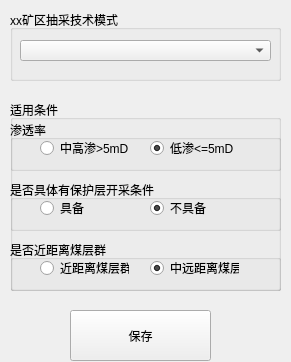
This is python/cbm/uifiles/tech_mode_dlg.ui in wyrover/cbm as Qt 5 draws it before an edit. The edited form follows.
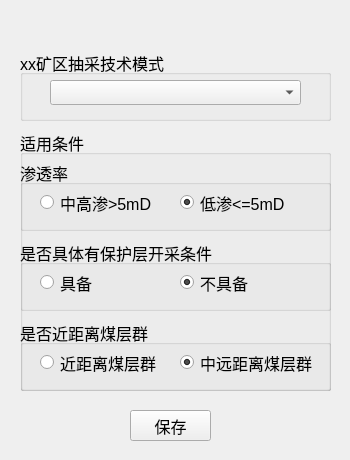
This is the edited form. Icons and pictures are not drawn.

```diff
--- a/python/cbm/uifiles/tech_mode_dlg.ui
+++ b/python/cbm/uifiles/tech_mode_dlg.ui
@@ -6,8 +6,8 @@
    <rect>
     <x>0</x>
     <y>0</y>
-    <width>291</width>
-    <height>362</height>
+    <width>350</width>
+    <height>460</height>
    </rect>
   </property>
   <property name="sizeIncrement">
@@ -23,38 +23,29 @@
    <iconset resource="../usecad.qrc">
     <normaloff>:/images/cbm.ico</normaloff>:/images/cbm.ico</iconset>
   </property>
-  <widget class="QGroupBox" name="region">
+  <widget class="QWidget" name="widget_main" native="true">
    <property name="geometry">
     <rect>
-     <x>10</x>
-     <y>10</y>
-     <width>271</width>
-     <height>71</height>
-    </rect>
-   </property>
-   <property name="title">
-    <string>xx矿区抽采技术模式</string>
-   </property>
-   <widget class="QComboBox" name="tech_mode">
-    <property name="geometry">
-     <rect>
-      <x>10</x>
+     <x>0</x>
       <y>30</y>
-      <width>251</width>
-      <height>21</height>
-     </rect>
-    </property>
-   </widget>
-  </widget>
+     <width>351</width>
+     <height>431</height>
+    </rect>
+   </property>
   <widget class="QGroupBox" name="groupBox">
    <property name="geometry">
     <rect>
-     <x>10</x>
+      <x>20</x>
      <y>100</y>
-     <width>271</width>
-     <height>191</height>
-    </rect>
-   </property>
+      <width>311</width>
+      <height>261</height>
+     </rect>
+    </property>
+    <property name="font">
+     <font>
+      <pointsize>12</pointsize>
+     </font>
+    </property>
    <property name="title">
     <string>适用条件</string>
    </property>
@@ -62,23 +53,33 @@
     <property name="geometry">
      <rect>
       <x>0</x>
-      <y>20</y>
-      <width>271</width>
-      <height>51</height>
-     </rect>
-    </property>
+       <y>30</y>
+       <width>311</width>
+       <height>71</height>
+      </rect>
+     </property>
+     <property name="font">
+      <font>
+       <pointsize>12</pointsize>
+      </font>
+     </property>
     <property name="title">
      <string>渗透率</string>
     </property>
     <widget class="QRadioButton" name="c1_yes">
      <property name="geometry">
       <rect>
-       <x>30</x>
-       <y>20</y>
-       <width>89</width>
-       <height>16</height>
-      </rect>
-     </property>
+        <x>20</x>
+        <y>30</y>
+        <width>111</width>
+        <height>25</height>
+       </rect>
+      </property>
+      <property name="font">
+       <font>
+        <pointsize>12</pointsize>
+       </font>
+      </property>
      <property name="text">
       <string>中高渗&gt;5mD</string>
      </property>
@@ -89,12 +90,17 @@
     <widget class="QRadioButton" name="c1_no">
      <property name="geometry">
       <rect>
-       <x>140</x>
-       <y>20</y>
-       <width>89</width>
-       <height>16</height>
-      </rect>
-     </property>
+        <x>160</x>
+        <y>30</y>
+        <width>111</width>
+        <height>25</height>
+       </rect>
+      </property>
+      <property name="font">
+       <font>
+        <pointsize>12</pointsize>
+       </font>
+      </property>
      <property name="text">
       <string>低渗&lt;=5mD</string>
      </property>
@@ -107,23 +113,33 @@
     <property name="geometry">
      <rect>
       <x>0</x>
-      <y>80</y>
-      <width>271</width>
-      <height>51</height>
-     </rect>
-    </property>
+       <y>110</y>
+       <width>311</width>
+       <height>71</height>
+      </rect>
+     </property>
+     <property name="font">
+      <font>
+       <pointsize>12</pointsize>
+      </font>
+     </property>
     <property name="title">
      <string>是否具体有保护层开采条件</string>
     </property>
     <widget class="QRadioButton" name="c2_no">
      <property name="geometry">
       <rect>
-       <x>140</x>
-       <y>20</y>
+        <x>160</x>
+        <y>30</y>
        <width>89</width>
-       <height>16</height>
-      </rect>
-     </property>
+        <height>25</height>
+       </rect>
+      </property>
+      <property name="font">
+       <font>
+        <pointsize>12</pointsize>
+       </font>
+      </property>
      <property name="text">
       <string>不具备</string>
      </property>
@@ -134,12 +150,17 @@
     <widget class="QRadioButton" name="c2_yes">
      <property name="geometry">
       <rect>
-       <x>30</x>
-       <y>20</y>
+        <x>20</x>
+        <y>30</y>
        <width>89</width>
-       <height>16</height>
-      </rect>
-     </property>
+        <height>25</height>
+       </rect>
+      </property>
+      <property name="font">
+       <font>
+        <pointsize>12</pointsize>
+       </font>
+      </property>
      <property name="text">
       <string>具备</string>
      </property>
@@ -149,23 +170,33 @@
     <property name="geometry">
      <rect>
       <x>0</x>
-      <y>140</y>
-      <width>271</width>
-      <height>51</height>
-     </rect>
-    </property>
+       <y>190</y>
+       <width>311</width>
+       <height>71</height>
+      </rect>
+     </property>
+     <property name="font">
+      <font>
+       <pointsize>12</pointsize>
+      </font>
+     </property>
     <property name="title">
      <string>是否近距离煤层群</string>
     </property>
     <widget class="QRadioButton" name="c3_yes">
      <property name="geometry">
       <rect>
-       <x>30</x>
-       <y>20</y>
-       <width>89</width>
-       <height>16</height>
-      </rect>
-     </property>
+        <x>20</x>
+        <y>30</y>
+        <width>131</width>
+        <height>25</height>
+       </rect>
+      </property>
+      <property name="font">
+       <font>
+        <pointsize>12</pointsize>
+       </font>
+      </property>
      <property name="text">
       <string>近距离煤层群</string>
      </property>
@@ -173,12 +204,17 @@
     <widget class="QRadioButton" name="c3_no">
      <property name="geometry">
       <rect>
-       <x>140</x>
-       <y>20</y>
-       <width>89</width>
-       <height>16</height>
-      </rect>
-     </property>
+        <x>160</x>
+        <y>30</y>
+        <width>141</width>
+        <height>25</height>
+       </rect>
+      </property>
+      <property name="font">
+       <font>
+        <pointsize>12</pointsize>
+       </font>
+      </property>
      <property name="text">
       <string>中远距离煤层群</string>
      </property>
@@ -191,15 +227,166 @@
   <widget class="QPushButton" name="save">
    <property name="geometry">
     <rect>
-     <x>70</x>
-     <y>310</y>
-     <width>141</width>
-     <height>51</height>
-    </rect>
-   </property>
+      <x>130</x>
+      <y>380</y>
+      <width>81</width>
+      <height>31</height>
+     </rect>
+    </property>
+    <property name="font">
+     <font>
+      <pointsize>12</pointsize>
+     </font>
+    </property>
    <property name="text">
     <string>保存</string>
    </property>
+   </widget>
+   <widget class="QGroupBox" name="region">
+    <property name="geometry">
+     <rect>
+      <x>20</x>
+      <y>20</y>
+      <width>311</width>
+      <height>71</height>
+     </rect>
+    </property>
+    <property name="font">
+     <font>
+      <pointsize>12</pointsize>
+     </font>
+    </property>
+    <property name="title">
+     <string>xx矿区抽采技术模式</string>
+    </property>
+    <widget class="QComboBox" name="tech_mode">
+     <property name="geometry">
+      <rect>
+       <x>30</x>
+       <y>30</y>
+       <width>251</width>
+       <height>25</height>
+      </rect>
+     </property>
+     <property name="font">
+      <font>
+       <pointsize>12</pointsize>
+      </font>
+     </property>
+    </widget>
+   </widget>
+  </widget>
+  <widget class="QWidget" name="widget_title" native="true">
+   <property name="geometry">
+    <rect>
+     <x>0</x>
+     <y>0</y>
+     <width>351</width>
+     <height>31</height>
+    </rect>
+   </property>
+   <widget class="QLabel" name="lab_Ico">
+    <property name="geometry">
+     <rect>
+      <x>0</x>
+      <y>0</y>
+      <width>31</width>
+      <height>31</height>
+     </rect>
+    </property>
+    <property name="sizePolicy">
+     <sizepolicy hsizetype="Minimum" vsizetype="Preferred">
+      <horstretch>0</horstretch>
+      <verstretch>0</verstretch>
+     </sizepolicy>
+    </property>
+    <property name="minimumSize">
+     <size>
+      <width>30</width>
+      <height>0</height>
+     </size>
+    </property>
+    <property name="text">
+     <string>&lt;!DOCTYPE HTML PUBLIC &quot;-//W3C//DTD HTML 4.0//EN&quot; &quot;http://www.w3.org/TR/REC-html40/strict.dtd&quot;&gt;
+&lt;html&gt;&lt;head&gt;&lt;meta name=&quot;qrichtext&quot; content=&quot;1&quot; /&gt;&lt;style type=&quot;text/css&quot;&gt;
+p, li { white-space: pre-wrap; }
+&lt;/style&gt;&lt;/head&gt;&lt;body style=&quot; font-family:'SimSun'; font-size:9pt; font-weight:400; font-style:normal;&quot;&gt;
+&lt;p style=&quot;-qt-paragraph-type:empty; margin-top:0px; margin-bottom:0px; margin-left:0px; margin-right:0px; -qt-block-indent:0; text-indent:0px;&quot;&gt;&lt;br /&gt;&lt;/p&gt;&lt;/body&gt;&lt;/html&gt;</string>
+    </property>
+    <property name="alignment">
+     <set>Qt::AlignCenter</set>
+    </property>
+   </widget>
+   <widget class="QLabel" name="lab_Title">
+    <property name="geometry">
+     <rect>
+      <x>40</x>
+      <y>0</y>
+      <width>261</width>
+      <height>31</height>
+     </rect>
+    </property>
+    <property name="sizePolicy">
+     <sizepolicy hsizetype="Expanding" vsizetype="Preferred">
+      <horstretch>0</horstretch>
+      <verstretch>0</verstretch>
+     </sizepolicy>
+    </property>
+    <property name="styleSheet">
+     <string notr="true">font: 10pt &quot;微软雅黑&quot;;</string>
+    </property>
+    <property name="text">
+     <string/>
+    </property>
+    <property name="alignment">
+     <set>Qt::AlignLeading|Qt::AlignLeft|Qt::AlignVCenter</set>
+    </property>
+   </widget>
+   <widget class="QPushButton" name="btnMenu_Close">
+    <property name="geometry">
+     <rect>
+      <x>310</x>
+      <y>0</y>
+      <width>41</width>
+      <height>31</height>
+     </rect>
+    </property>
+    <property name="sizePolicy">
+     <sizepolicy hsizetype="Minimum" vsizetype="Expanding">
+      <horstretch>0</horstretch>
+      <verstretch>0</verstretch>
+     </sizepolicy>
+    </property>
+    <property name="minimumSize">
+     <size>
+      <width>40</width>
+      <height>0</height>
+     </size>
+    </property>
+    <property name="font">
+     <font>
+      <pointsize>12</pointsize>
+     </font>
+    </property>
+    <property name="cursor">
+     <cursorShape>ArrowCursor</cursorShape>
+    </property>
+    <property name="focusPolicy">
+     <enum>Qt::NoFocus</enum>
+    </property>
+    <property name="text">
+     <string/>
+    </property>
+    <property name="iconSize">
+     <size>
+      <width>32</width>
+      <height>32</height>
+     </size>
+    </property>
+    <property name="flat">
+     <bool>true</bool>
+    </property>
+   </widget>
   </widget>
  </widget>
  <resources>
```
Lines whose indentation alone changed are shown as unchanged.
